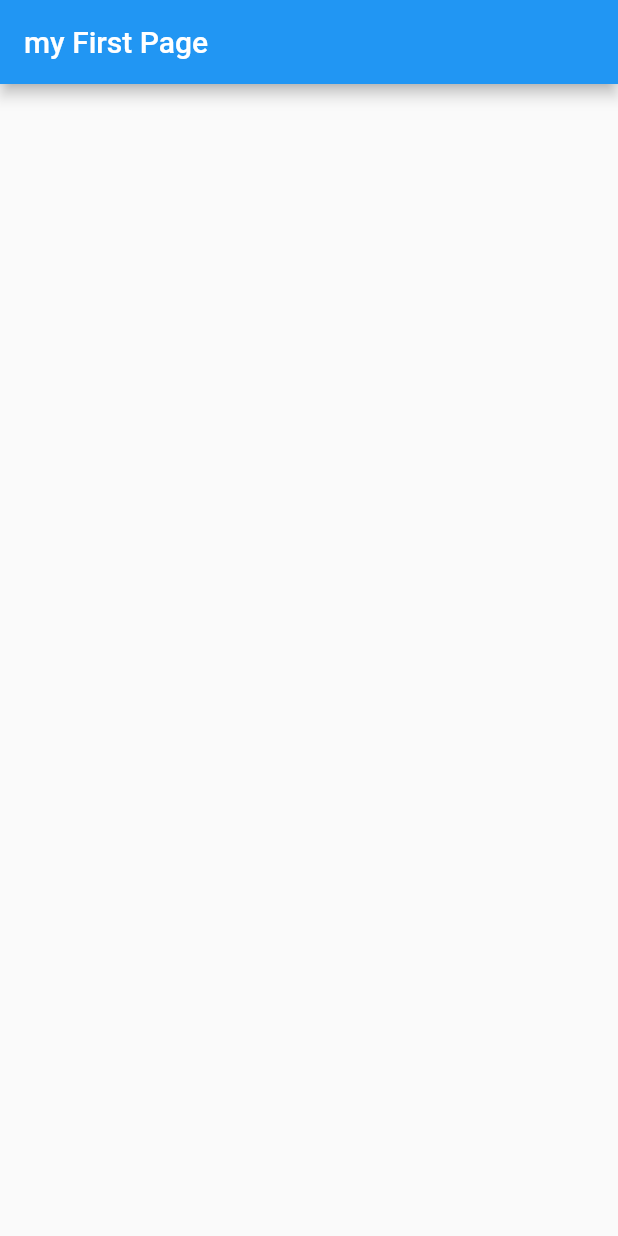
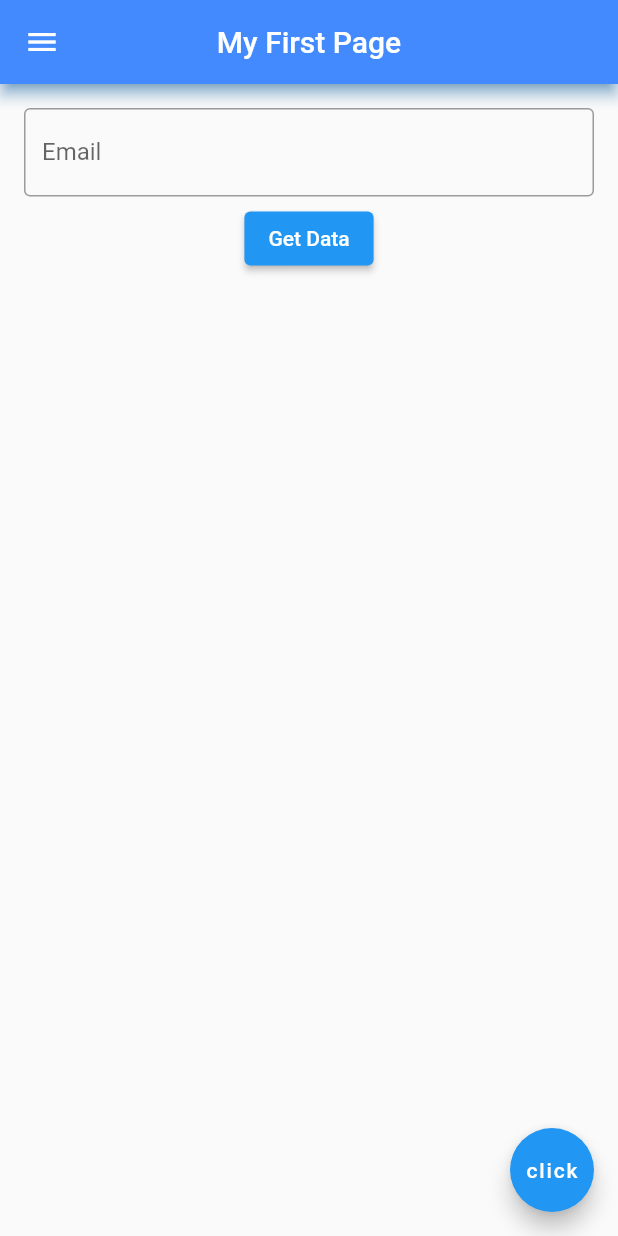
Before and after one commit to sureshbadikela/myapp, a Flutter app: the screen it shows after launch, on a phone screen of 412 x 824 dp. Run offline on Flutter 3.47's test engine with Material 2 defaults, Android fonts, the phone set to English and light mode, and no system bars.

Commit message:
new components

```diff
--- /dev/null
+++ b/lib/components/form.dart
@@ -0,0 +1,35 @@
+import 'package:flutter/material.dart';
+
+class some extends StatelessWidget {
+  TextEditingController editingController = TextEditingController();
+
+  @override
+  Widget build(BuildContext context) {
+    return Container(
+        margin: EdgeInsets.all(16),
+        child: Column(
+          children: [
+            Padding(
+              padding: const EdgeInsets.only(
+                  bottom: 4.0), // Adjust the padding values as needed
+              child: TextField(
+                controller: editingController,
+                keyboardType: TextInputType.emailAddress,
+                decoration: const InputDecoration(
+                  labelText: 'Email', // Add the label text
+                  hintText: 'Enter Email',
+                  border: OutlineInputBorder(),
+                  // suffixIcon: Icon(Icons.mail),
+                ),
+              ),
+            ),
+            ElevatedButton(
+              onPressed: () {
+                print(editingController.text);
+              },
+              child: const Text('Get Data'),
+            ),
+          ],
+        ));
+  }
+}
--- /dev/null
+++ b/lib/components/home.dart
@@ -0,0 +1,36 @@
+// import 'package:app/components/design.dart';
+import 'package:app/components/form.dart';
+import 'package:app/components/mycomponent.dart';
+import 'package:flutter/material.dart';
+
+class Home extends StatelessWidget {
+  const Home({super.key});
+
+  @override
+  Widget build(BuildContext context) {
+    return Scaffold(
+      appBar: AppBar(
+        leading: IconButton(
+          icon: Icon(Icons.menu),
+          color: Colors.white,
+          onPressed: () {
+            // Add your functionality here
+          },
+        ),
+        title: Text('My First Page', style: TextStyle(color: Colors.white)),
+        backgroundColor: Colors.blueAccent,
+        shadowColor: Colors.blue,
+        surfaceTintColor: Colors.amber.shade600,
+        // shape: RoundedRectangleBorder(
+        //     borderRadius: BorderRadius.circular(10.0),
+        //   ),
+        foregroundColor: const Color.fromARGB(255, 183, 87, 58),
+        centerTitle: true,
+        automaticallyImplyLeading: true,
+      ),
+      body:  some(),
+      floatingActionButton: const FloatingActionButton(
+          onPressed: null, tooltip: 'hello', child: Text('click')),
+    );
+  }
+}
--- /dev/null
+++ b/lib/components/myapp.dart
@@ -0,0 +1,17 @@
+import 'package:app/components/home.dart';
+import 'package:app/components/mycomponent.dart';
+import 'package:flutter/material.dart';
+
+class MyApp extends StatelessWidget {
+  const MyApp({super.key});
+
+  @override
+  Widget build(BuildContext context) {
+    return MaterialApp(
+        debugShowCheckedModeBanner: false,
+        theme: ThemeData(
+          primarySwatch: Colors.blue,
+        ),
+        home: const Home());
+  }
+}
```
Also changed, not shown: lib/components/design.dart (added, +114 -0 lines), lib/components/mycomponent.dart (added, +11 -0 lines), lib/main.dart (+3 -11 lines), lib/mycomponent.dart (deleted, +0 -28 lines), lib/signupscreen.dart (deleted, +0 -177 lines), flutter_01.png (added).
